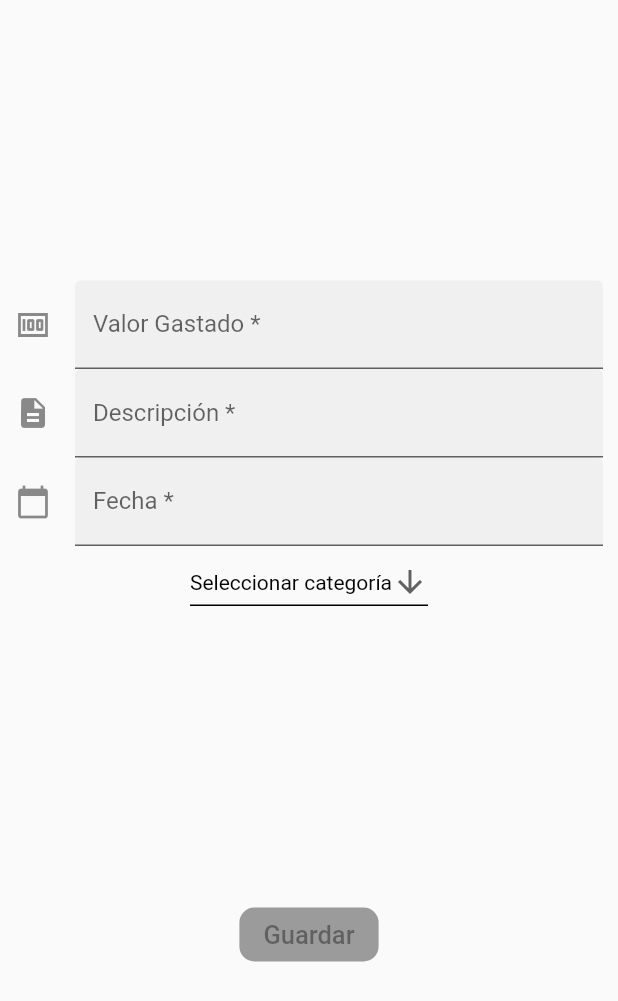
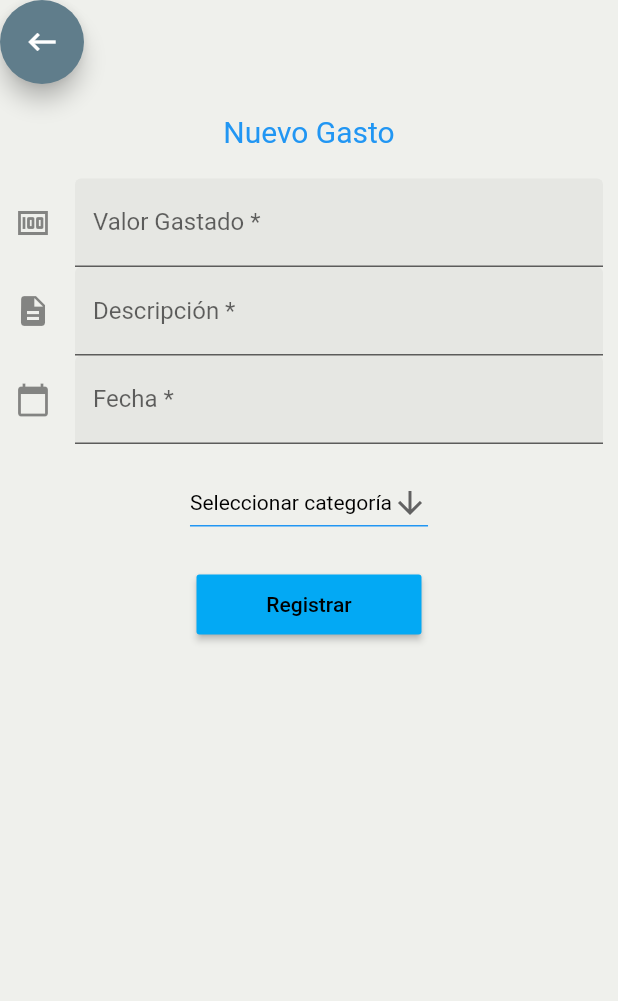
Before and after one commit to ElizaJw/Budget_Control, a Flutter app: the Expenses screen opened directly, on a phone screen of 412 x 824 dp. Shown: the top 1001 px of the screen. Run offline on Flutter 3.47's test engine with Material 2 defaults, Android fonts, the phone set to English and light mode, and no system bars; our stand-ins replace firebase_core, font_awesome_flutter; missing offline and left inert: high_chart; accounts and stored records are empty.

Commit message:
changes in class expenses

```diff
--- a/lib/main.dart
+++ b/lib/main.dart
@@ -1,6 +1,5 @@
 import 'package:flutter/material.dart';
 import 'package:budget_control/pages/home_page.dart';
-import 'package:budget_control/pages/manageExpense.dart';
 import 'package:firebase_core/firebase_core.dart';
 
 void main() async {
--- a/lib/pages/manageExpense.dart
+++ b/lib/pages/manageExpense.dart
@@ -1,4 +1,5 @@
 import 'package:flutter/material.dart';
+import 'package:budget_control/pages/home_page.dart';
 
 class Expenses extends StatefulWidget {
   @override
@@ -19,23 +20,51 @@ class PageCreateExpense extends State<Expenses> {
   @override
   Widget build(BuildContext context) {
     return Scaffold(
+      backgroundColor: Color.fromRGBO(239, 240, 236, 3),
       body: _body(),
-      //bottomNavigationBar: _menu(),
     );
   }
 
   Widget _body() {
     return Column(
-      mainAxisAlignment: MainAxisAlignment.spaceEvenly,
-      children: <Widget>[_formExpense(), _btnSave()],
+      //mainAxisAlignment: MainAxisAlignment.spaceEvenly,
+      children: <Widget>[
+        _btnReturn(),
+        _formExpense(),
+      ],
     );
+  }
+
+  Widget _btnReturn() {
+    return Container(
+        alignment: Alignment.bottomLeft,
+        child: FloatingActionButton(
+          onPressed: () {
+            //Volver ir a la pantalla especificada
+            Navigator.of(context)
+                .push(MaterialPageRoute(builder: (context) => HomePage()));
+          },
+          backgroundColor: Colors.blueGrey,
+          child: Icon(Icons.keyboard_backspace),
+        ));
   }
 
   Widget _formExpense() {
     return Container(
       padding: EdgeInsets.symmetric(horizontal: 10),
-      margin: EdgeInsets.symmetric(vertical: 10),
       child: Column(children: <Widget>[
+        SizedBox(
+          height: 20.0,
+        ),
+        Text(
+          "Nuevo Gasto",
+          textAlign: TextAlign.center,
+          style: TextStyle(
+              color: Colors.blue, fontSize: 20.0, fontStyle: FontStyle.normal),
+        ),
+        SizedBox(
+          height: 20.0,
+        ),
         TextFormField(
           decoration: const InputDecoration(
             border: UnderlineInputBorder(),
@@ -51,7 +80,6 @@ class PageCreateExpense extends State<Expenses> {
             border: UnderlineInputBorder(),
             filled: true,
             icon: Icon(Icons.description),
-            hintText: '¿En qué te lo gastaste?',
             labelText: 'Descripción *',
           ),
           keyboardType: TextInputType.text,
@@ -66,6 +94,9 @@ class PageCreateExpense extends State<Expenses> {
           ),
           keyboardType: TextInputType.datetime,
         ),
+        SizedBox(
+          height: 15.0,
+        ),
         DropdownButton<String>(
           icon: Icon(Icons.arrow_downward),
           value: firstValue,
@@ -74,7 +105,7 @@ class PageCreateExpense extends State<Expenses> {
           style: TextStyle(color: Colors.black),
           underline: Container(
             height: 1,
-            color: Colors.black,
+            color: Colors.blue,
           ),
           items: categories.map<DropdownMenuItem<String>>((String value) {
             return DropdownMenuItem(value: value, child: Text(value));
@@ -85,25 +116,17 @@ class PageCreateExpense extends State<Expenses> {
             });
           },
         ),
+        SizedBox(
+          height: 20.0,
+        ),
+        MaterialButton(
+          minWidth: 150.0,
+          height: 40.0,
+          onPressed: () {},
+          color: Colors.lightBlue,
+          child: Text('Registrar', style: TextStyle(color: Colors.black)),
+        ),
       ]),
     );
   }
-
-  Widget _btnSave() {
-    return Container(
-      //padding: EdgeInsets.all(20),
-      // margin: EdgeInsets.only(bottom: 20),
-      child: RaisedButton(
-        child: Text(
-          'Guardar',
-          style: TextStyle(fontSize: 17),
-        ),
-        //padding: EdgeInsets.symmetric(vertical: 10, horizontal: 30),
-        color: Color.fromRGBO(86, 226, 151, 1),
-        shape: RoundedRectangleBorder(
-          borderRadius: BorderRadius.circular(10),
-        ),
-      ),
-    );
-  }
 }
```
